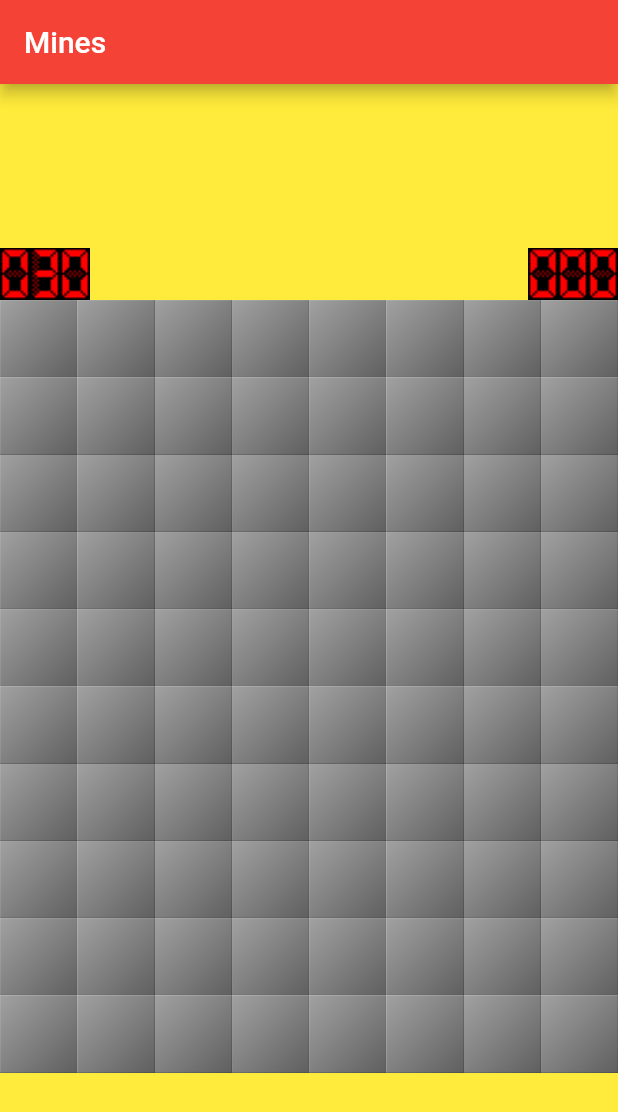
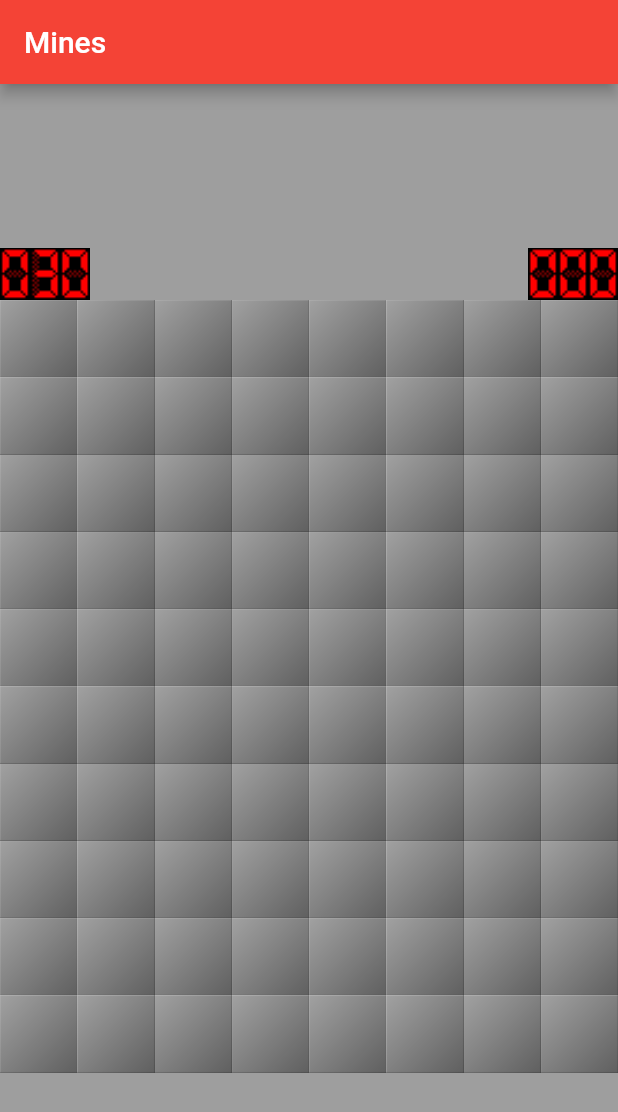
Before and after one commit to devisnik/mines_flutter, a Flutter app: the screen it shows after launch, on a phone screen of 412 x 824 dp. Shown: the top 1112 px of the screen. Run offline on Flutter 3.47's test engine with Material 2 defaults, Android fonts, the phone set to English and light mode, and no system bars.

Commit message:
adjust name and background color

```diff
--- a/lib/main.dart
+++ b/lib/main.dart
@@ -11,11 +11,11 @@ class MyApp extends StatelessWidget {
   @override
   Widget build(BuildContext context) {
     return new MaterialApp(
-      title: 'Flutter Demo',
+      title: 'Flutter Mines',
       theme: new ThemeData(
           primarySwatch: Colors.red,
           brightness: Brightness.light,
-          canvasColor: Colors.yellow
+          canvasColor: Colors.grey
       ),
       home: new MyHomePage(title: 'Mines'),
     );
```
